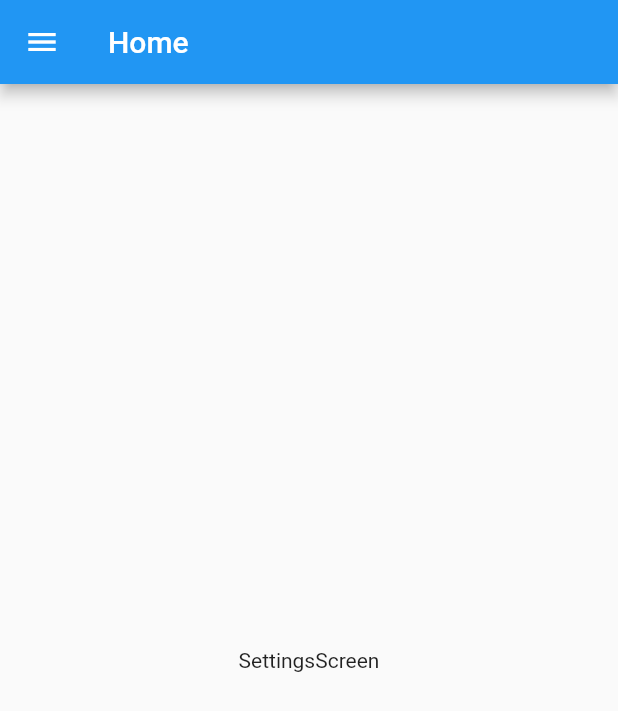
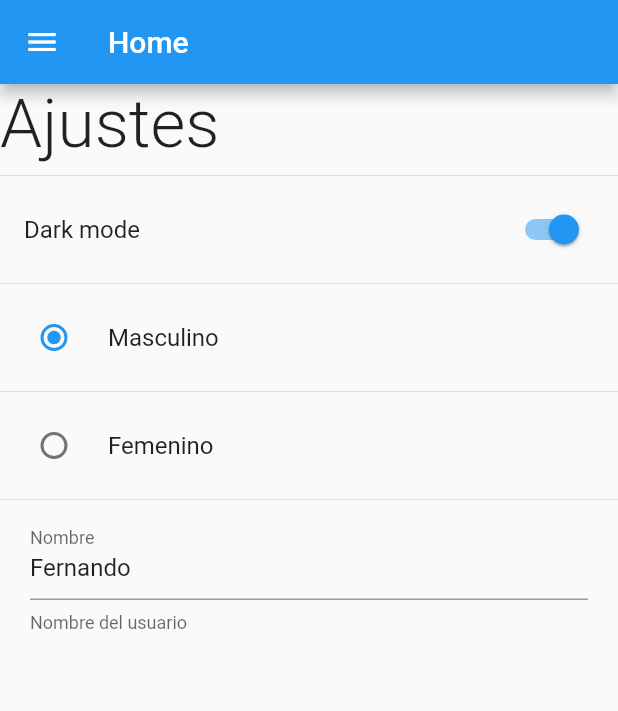
Before and after one commit to Diego-Luna/Flutter-proyects, a Flutter app: the SettingsScreen screen opened by its route, on a phone screen of 412 x 824 dp. Shown: the top 711 px of the screen. Run offline on Flutter 3.47's test engine with Material 2 defaults, Android fonts, the phone set to English and light mode, and no system bars; our stand-ins replace card_swiper, google_maps_flutter, sqflite; missing offline and left inert: flutter_barcode_scanner; accounts and stored records are empty.

Commit message:
Diseño de la pantallas

```diff
--- a/preferences_app/lib/screens/settings_screen.dart
+++ b/preferences_app/lib/screens/settings_screen.dart
@@ -3,20 +3,55 @@
 import '../widgets/widgets.dart';
 
 class SettingsScreen extends StatelessWidget {
-
   static const String routerName = 'Settings';
   const SettingsScreen({Key? key}) : super(key: key);
 
   @override
   Widget build(BuildContext context) {
     return Scaffold(
-      appBar: AppBar(
-        title: const Text('Home'),
-      ),
-      drawer: const SideMenu(),
-      body: const Center(
-        child: Text('SettingsScreen'),
-      ),
-    );
+        appBar: AppBar(
+          title: const Text('Home'),
+        ),
+        drawer: const SideMenu(),
+        body: SingleChildScrollView(
+          child: Column(
+            crossAxisAlignment: CrossAxisAlignment.start,
+            children: [
+              const Text(
+                'Ajustes',
+                style: TextStyle(fontSize: 45, fontWeight: FontWeight.w300),
+              ),
+              const Divider(),
+              SwitchListTile.adaptive(
+                value: true,
+                onChanged: (value) {},
+                title: const Text('Dark mode'),
+              ),
+              const Divider(),
+              RadioListTile<int>(
+                  value: 1,
+                  groupValue: 1,
+                  title: const Text('Masculino'),
+                  onChanged: (value) {}),
+              const Divider(),
+              RadioListTile<int>(
+                  value: 2,
+                  groupValue: 1,
+                  title: const Text('Femenino'),
+                  onChanged: (value) {}),
+              const Divider(),
+              Padding(
+                padding: const EdgeInsets.symmetric(horizontal: 20),
+                child: TextFormField(
+                  initialValue: 'Fernando',
+                  decoration: const InputDecoration(
+                      labelText: 'Nombre',
+                      helperText: 'Nombre del usuario'
+                  ),
+                ),
+              )
+            ],
+          ),
+        ));
   }
 }
```
Also changed, not shown: preferences_app/lib/screens/home_screen.dart (+11 -3 lines).
